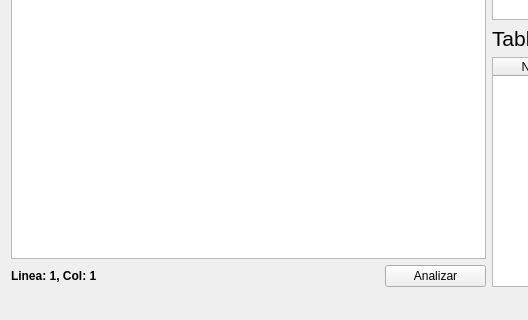
jesusgp22/Prism-geom, file mainwindow.ui: the form before one commit; both pictures show x 0 to 528 and y 301 to 621 of the 971 by 621 pixel window.
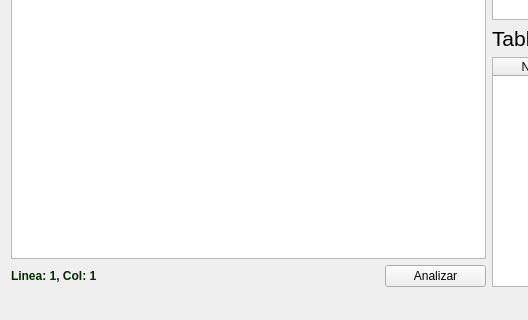
The form after the commit. Icons and pictures are not drawn.

Commit message: changed color of line and column to dark green, and Error in console now shows in RED

What changed in the file:
```diff
--- a/mainwindow.ui
+++ b/mainwindow.ui
@@ -69,9 +69,16 @@
           <property name="font">
            <font>
             <weight>75</weight>
+            <italic>false</italic>
             <bold>true</bold>
+            <underline>false</underline>
+            <strikeout>false</strikeout>
+            <kerning>true</kerning>
            </font>
           </property>
+          <property name="styleSheet">
+           <string notr="true">color: rgb(0, 44, 0);</string>
+          </property>
           <property name="text">
            <string>Linea: 1, Col: 1</string>
           </property>
```
The commit also changes 3 other files.
